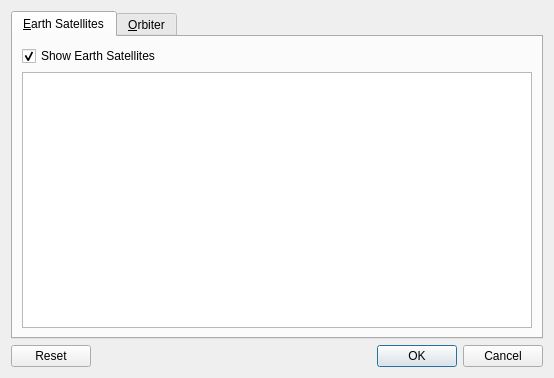
This is src/plugins/render/satellites/SatellitesConfigDialog.ui in KDE/marble as Qt 5 draws it before an edit. The edited form follows.
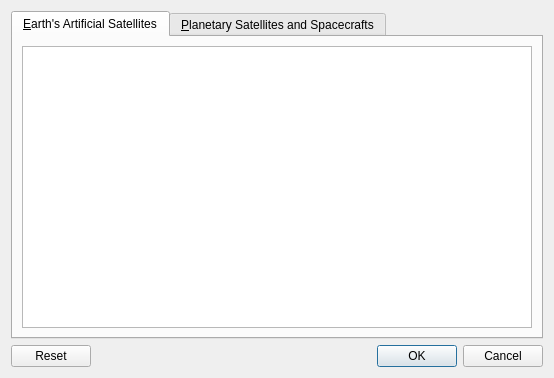
This is the edited form.

Commit message: SatellitesPlugin: prepare configuration for planetary satellites

The edit to the form file:
```diff
--- a/src/plugins/render/satellites/SatellitesConfigDialog.ui
+++ b/src/plugins/render/satellites/SatellitesConfigDialog.ui
@@ -21,19 +21,9 @@
      </property>
      <widget class="QWidget" name="tabEarthSatellites">
       <attribute name="title">
-       <string>&amp;Earth Satellites</string>
+       <string>&amp;Earth's Artificial Satellites</string>
       </attribute>
       <layout class="QVBoxLayout" name="verticalLayout">
-       <item>
-        <widget class="QCheckBox" name="checkBoxShowEarthSatellites">
-         <property name="text">
-          <string>Show Earth Satellites</string>
-         </property>
-         <property name="checked">
-          <bool>true</bool>
-         </property>
-        </widget>
-       </item>
        <item>
         <widget class="QTreeView" name="treeViewEarth"/>
        </item>
@@ -41,7 +31,7 @@
      </widget>
      <widget class="QWidget" name="tabOrbiter">
       <attribute name="title">
-       <string>&amp;Orbiter</string>
+       <string>&amp;Planetary Satellites and Spacecrafts</string>
       </attribute>
       <layout class="QVBoxLayout" name="verticalLayout_3">
        <item>
```
Left out of the diff: 58 changed lines with no effect on the pictures. The commit also changes 18 other files.
